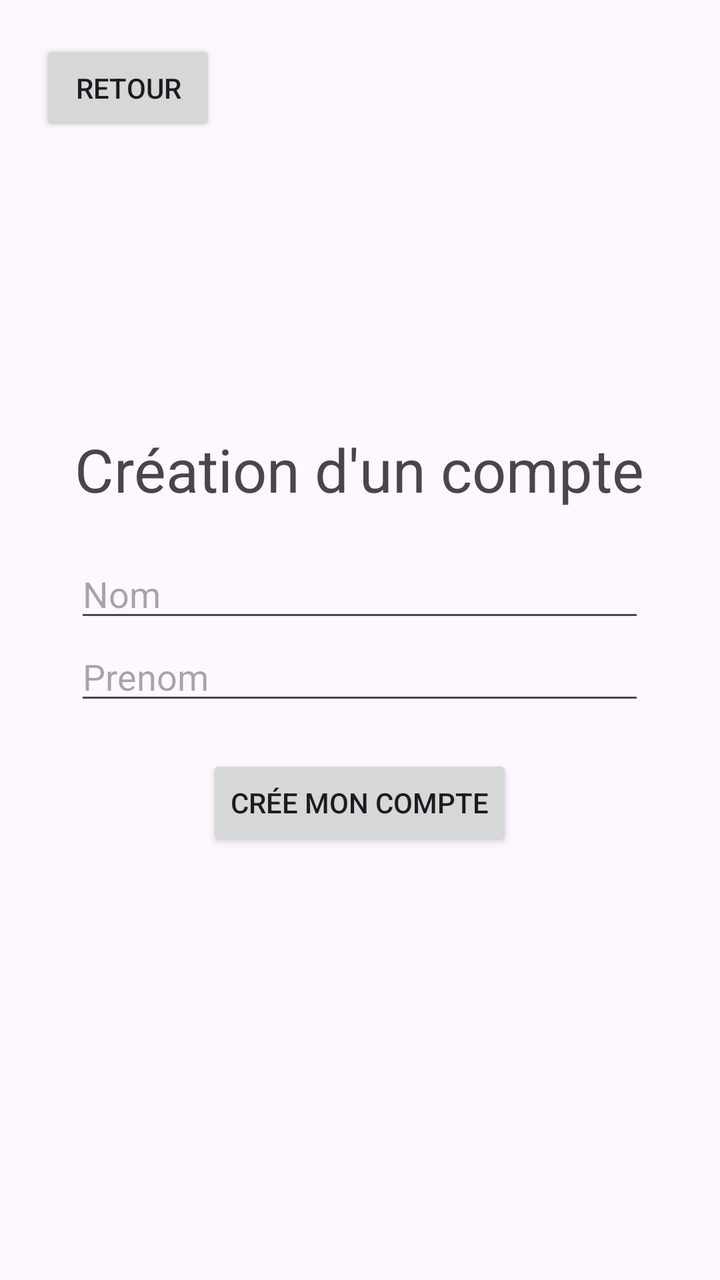
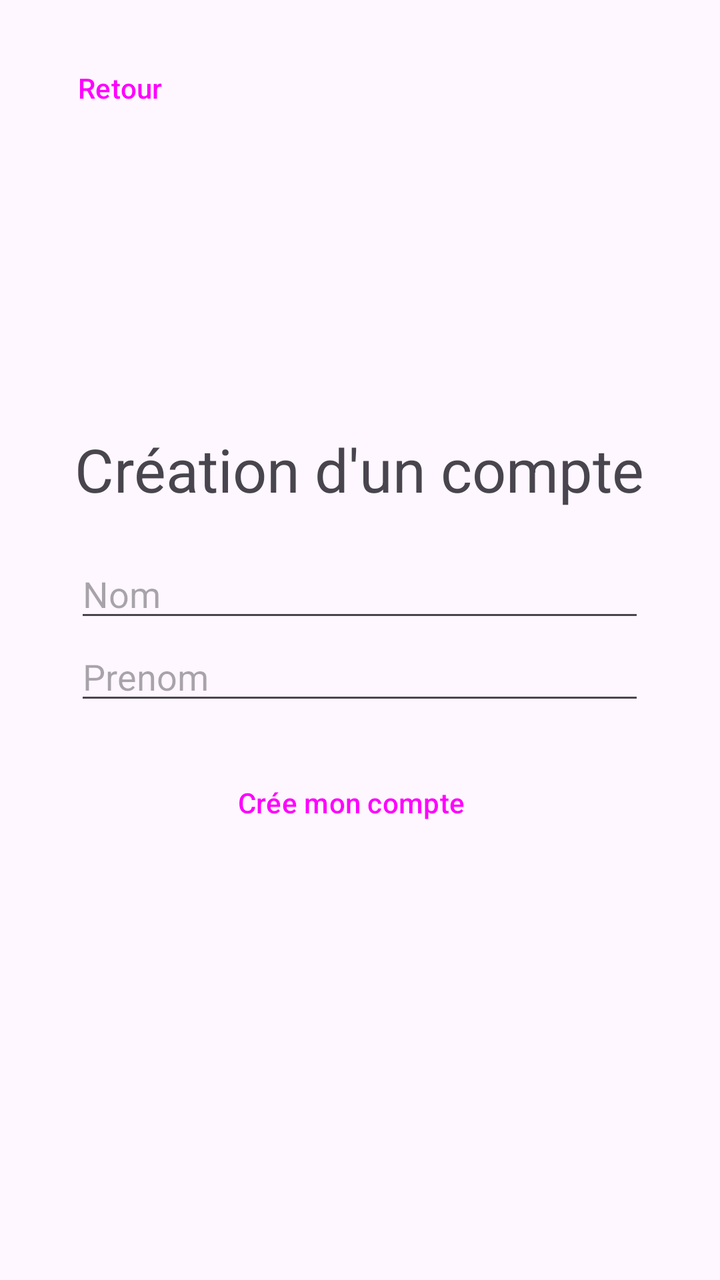

An Android layout rendered at two revisions. The XML below is the earlier revision; the diff shows what the commit changed to produce the second picture.
<!-- AndroidManifest.xml: application theme Theme.MiniProjet -->
<!-- res/layout/activity_creation_de_compte.xml -->
<?xml version="1.0" encoding="utf-8"?>
<RelativeLayout xmlns:android="http://schemas.android.com/apk/res/android"
    xmlns:app="http://schemas.android.com/apk/res-auto"
    xmlns:tools="http://schemas.android.com/tools"
    android:id="@+id/main"
    android:layout_width="match_parent"
    android:layout_height="match_parent"
    tools:context=".CreationDeCompteActivity">

    <Button
        android:layout_width="wrap_content"
        android:layout_height="wrap_content"
        android:text="@string/Creation_button_text_retour"
        android:id="@+id/Creation_button_retour"
        android:layout_margin="20dp"/>

    <LinearLayout
        android:layout_width="wrap_content"
        android:layout_height="wrap_content"
        android:layout_centerInParent="true"
        android:gravity="center"
        android:orientation="vertical">

        <TextView
            android:layout_width="wrap_content"
            android:layout_height="wrap_content"
            android:layout_marginBottom="20dp"
            android:gravity="center"
            android:text="@string/Creation_title"
            android:textSize="30dp" />

        <EditText
            android:id="@+id/Creation_input_nom"
            android:layout_width="match_parent"
            android:layout_height="wrap_content"
            android:hint="@string/Creation_nom_hint" />


        <EditText
            android:id="@+id/Creation_input_prenom"
            android:layout_width="match_parent"
            android:layout_height="wrap_content"
            android:layout_marginBottom="20dp"
            android:hint="@string/Creation_prenom_hint" />

        <Button
            android:id="@+id/Creation_button_ok"
            android:layout_width="wrap_content"
            android:layout_height="wrap_content"
            android:text="@string/Creation_button_text" />

    </LinearLayout>

</RelativeLayout>
<!-- resources referenced by this layout -->
<resources>
  <string name="Creation_button_text">Crée mon compte</string>
  <string name="Creation_button_text_retour">Retour</string>
  <string name="Creation_nom_hint">Nom</string>
  <string name="Creation_prenom_hint">Prenom</string>
  <string name="Creation_title">Création d\'un compte</string>
  <style name="Theme.MiniProjet" parent="Base.Theme.MiniProjet" />
  <style name="Base.Theme.MiniProjet" parent="Theme.Material3.DayNight.NoActionBar">
          
          
      </style>
</resources>

<!-- the commit's change to res/layout/activity_creation_de_compte.xml (unified diff, before → after) -->
@@ -8,11 +8,14 @@
     tools:context=".CreationDeCompteActivity">
 
     <Button
+        style="@style/Widget.Material3.Button.ElevatedButton.Icon"
         android:layout_width="wrap_content"
         android:layout_height="wrap_content"
         android:text="@string/Creation_button_text_retour"
         android:id="@+id/Creation_button_retour"
-        android:layout_margin="20dp"/>
+        android:layout_margin="20dp"
+        app:icon="@drawable/baseline_arrow_back_24"
+        />
 
     <LinearLayout
         android:layout_width="wrap_content"
@@ -33,7 +36,8 @@
             android:id="@+id/Creation_input_nom"
             android:layout_width="match_parent"
             android:layout_height="wrap_content"
-            android:hint="@string/Creation_nom_hint" />
+            android:hint="@string/Creation_nom_hint"
+            android:fitsSystemWindows="true"/>
 
 
         <EditText
@@ -41,13 +45,17 @@
             android:layout_width="match_parent"
             android:layout_height="wrap_content"
             android:layout_marginBottom="20dp"
-            android:hint="@string/Creation_prenom_hint" />
+            android:hint="@string/Creation_prenom_hint"
+            android:fitsSystemWindows="true"/>
 
         <Button
+            style="@style/Widget.Material3.Button.ElevatedButton.Icon"
             android:id="@+id/Creation_button_ok"
             android:layout_width="wrap_content"
             android:layout_height="wrap_content"
-            android:text="@string/Creation_button_text" />
+            android:text="@string/Creation_button_text"
+            app:icon="@drawable/baseline_add_24"
+            />
 
     </LinearLayout>
 
<!-- resource entries referenced after the edit -->
@@ -1,5 +1,17 @@
 <!-- resources referenced by this layout -->
 <resources>
+  <!-- drawable baseline_add_24 (drawable) -->
+  <vector xmlns:android="http://schemas.android.com/apk/res/android" android:height="24dp" android:tint="#000000" android:viewportHeight="24" android:viewportWidth="24" android:width="24dp">
+        
+      <path android:fillColor="@android:color/white" android:pathData="M19,13h-6v6h-2v-6H5v-2h6V5h2v6h6v2z"/>
+      
+  </vector>
+  <!-- drawable baseline_arrow_back_24 (drawable) -->
+  <vector xmlns:android="http://schemas.android.com/apk/res/android" android:autoMirrored="true" android:height="24dp" android:tint="#000000" android:viewportHeight="24" android:viewportWidth="24" android:width="24dp">
+        
+      <path android:fillColor="@android:color/white" android:pathData="M20,11H7.83l5.59,-5.59L12,4l-8,8 8,8 1.41,-1.41L7.83,13H20v-2z"/>
+      
+  </vector>
   <string name="Creation_button_text">Crée mon compte</string>
   <string name="Creation_button_text_retour">Retour</string>
   <string name="Creation_nom_hint">Nom</string>
